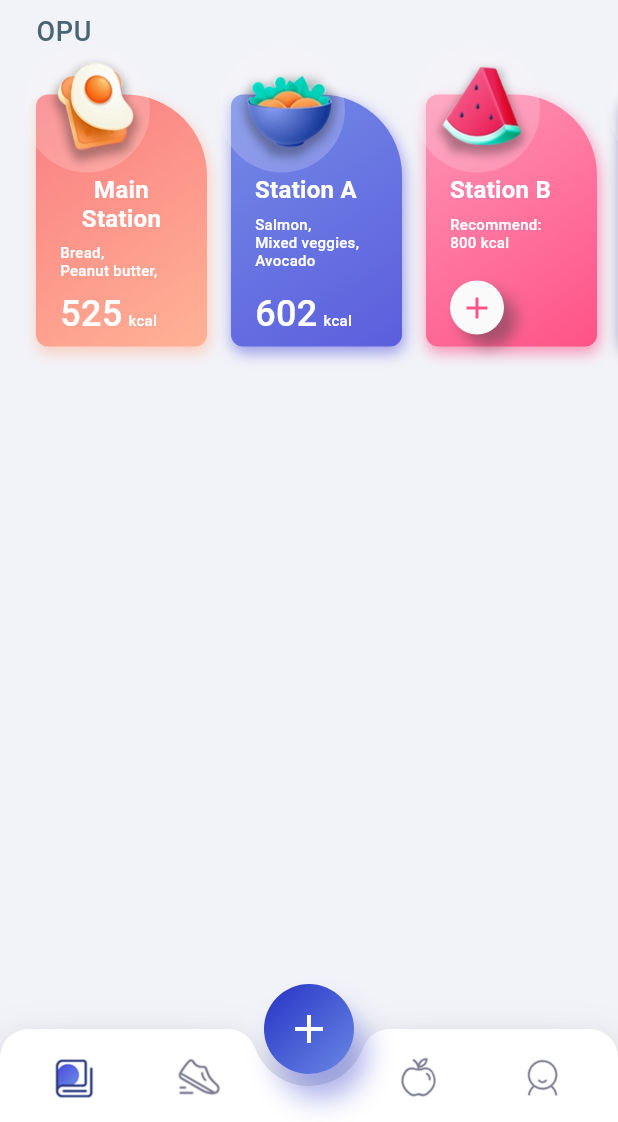
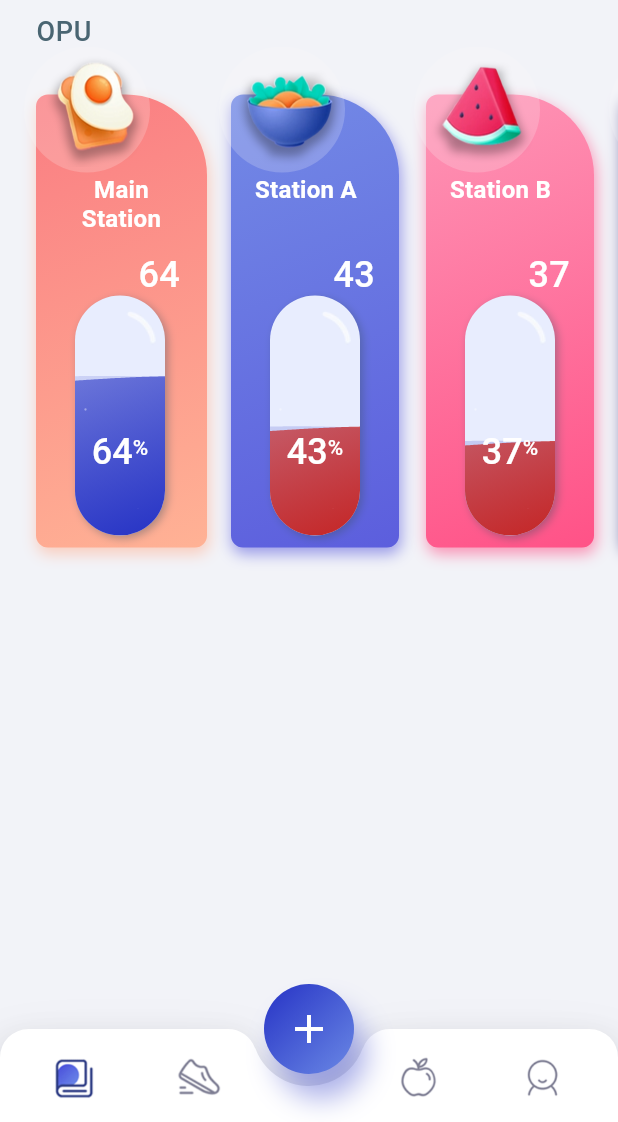
Before and after one commit to amerfathullah/manpower_management, a Flutter app: the screen it shows after launch, on a phone screen of 412 x 824 dp, the part 114-1236 px from its top. Run offline on Flutter 3.47's test engine with Material 2 defaults, Android fonts, the phone set to English and light mode, and no system bars.

Commit message:
Dashboard: update card

```diff
--- a/lib/models/meals_list_data.dart
+++ b/lib/models/meals_list_data.dart
@@ -4,47 +4,53 @@ class MealsListData {
     this.titleTxt = '',
     this.startColor = '',
     this.endColor = '',
-    this.meals,
-    this.kacl = 0,
+    // this.meals,
+    this.total = 0,
+    this.patients = 0,
   });
 
   String imagePath;
   String titleTxt;
   String startColor;
   String endColor;
-  List<String>? meals;
-  int kacl;
+  // List<String>? meals;
+  int total;
+  int patients;
 
   static List<MealsListData> tabIconsList = <MealsListData>[
     MealsListData(
       imagePath: 'assets/fitness_app/breakfast.png',
       titleTxt: 'Main Station',
-      kacl: 525,
-      meals: <String>['Bread,', 'Peanut butter,', 'Apple'],
+      total: 64,
+      patients: 1,
+      // meals: <String>['Bread,', 'Peanut butter,', 'Apple'],
       startColor: '#FA7D82',
       endColor: '#FFB295',
     ),
     MealsListData(
       imagePath: 'assets/fitness_app/lunch.png',
       titleTxt: 'Station A',
-      kacl: 602,
-      meals: <String>['Salmon,', 'Mixed veggies,', 'Avocado'],
+      total: 43,
+      patients: 2,
+      // meals: <String>['Salmon,', 'Mixed veggies,', 'Avocado'],
       startColor: '#738AE6',
       endColor: '#5C5EDD',
     ),
     MealsListData(
       imagePath: 'assets/fitness_app/snack.png',
       titleTxt: 'Station B',
-      kacl: 0,
-      meals: <String>['Recommend:', '800 kcal'],
+      total: 37,
+      patients: 3,
+      // meals: <String>['Recommend:', '800 kcal'],
       startColor: '#FE95B6',
       endColor: '#FF5287',
     ),
     MealsListData(
       imagePath: 'assets/fitness_app/dinner.png',
       titleTxt: 'FTG',
-      kacl: 0,
-      meals: <String>['Recommend:', '703 kcal'],
+      total: 6,
+      patients: 4,
+      // meals: <String>['Recommend:', '703 kcal'],
       startColor: '#6F72CA',
       endColor: '#1E1466',
     ),
--- a/lib/my_diary/meals_list_view.dart
+++ b/lib/my_diary/meals_list_view.dart
@@ -4,6 +4,7 @@ import '../main.dart';
 import 'package:flutter/material.dart';
 
 import '../../main.dart';
+import '../ui_view/wave_view.dart';
 
 class MealsListView extends StatefulWidget {
   const MealsListView(
@@ -51,7 +52,7 @@ class _MealsListViewState extends State<MealsListView>
             transform: Matrix4.translationValues(
                 0.0, 30 * (1.0 - widget.mainScreenAnimation!.value), 0.0),
             child: SizedBox(
-              height: 216,
+              height: 350,
               width: double.infinity,
               child: ListView.builder(
                 padding: const EdgeInsets.only(
@@ -152,35 +153,34 @@ class MealsView extends StatelessWidget {
                                 color: FitnessAppTheme.white,
                               ),
                             ),
-                            Expanded(
+                            const Expanded(
                               child: Padding(
-                                padding:
-                                    const EdgeInsets.only(top: 8, bottom: 8),
-                                child: Row(
-                                  mainAxisAlignment: MainAxisAlignment.start,
-                                  crossAxisAlignment: CrossAxisAlignment.start,
-                                  children: <Widget>[
-                                    Text(
-                                      mealsListData!.meals!.join('\n'),
-                                      style: const TextStyle(
-                                        fontFamily: FitnessAppTheme.fontName,
-                                        fontWeight: FontWeight.w500,
-                                        fontSize: 10,
-                                        letterSpacing: 0.2,
-                                        color: FitnessAppTheme.white,
-                                      ),
-                                    ),
-                                  ],
-                                ),
+                                padding: EdgeInsets.only(top: 8, bottom: 8),
+                                // child: Row(
+                                //   mainAxisAlignment: MainAxisAlignment.start,
+                                //   crossAxisAlignment: CrossAxisAlignment.start,
+                                //   children: <Widget>[
+                                //     // Text(
+                                //     //   mealsListData!.meals!.join('\n'),
+                                //     //   style: const TextStyle(
+                                //     //     fontFamily: FitnessAppTheme.fontName,
+                                //     //     fontWeight: FontWeight.w500,
+                                //     //     fontSize: 10,
+                                //     //     letterSpacing: 0.2,
+                                //     //     color: FitnessAppTheme.white,
+                                //     //   ),
+                                //     // ),
+                                //   ],
+                                // ),
                               ),
                             ),
-                            mealsListData?.kacl != 0
-                                ? Row(
+                            mealsListData?.total != 0
+                                ? Column(
                                     mainAxisAlignment: MainAxisAlignment.start,
                                     crossAxisAlignment: CrossAxisAlignment.end,
                                     children: <Widget>[
                                       Text(
-                                        mealsListData!.kacl.toString(),
+                                        mealsListData!.total.toString(),
                                         textAlign: TextAlign.center,
                                         style: const TextStyle(
                                           fontFamily: FitnessAppTheme.fontName,
@@ -190,21 +190,55 @@ class MealsView extends StatelessWidget {
                                           color: FitnessAppTheme.white,
                                         ),
                                       ),
-                                      const Padding(
-                                        padding:
-                                            EdgeInsets.only(left: 4, bottom: 3),
-                                        child: Text(
-                                          'kcal',
-                                          style: TextStyle(
-                                            fontFamily:
-                                                FitnessAppTheme.fontName,
-                                            fontWeight: FontWeight.w500,
-                                            fontSize: 10,
-                                            letterSpacing: 0.2,
-                                            color: FitnessAppTheme.white,
+                                      // const Padding(
+                                      //   padding:
+                                      //       EdgeInsets.only(left: 4, bottom: 3),
+                                      //   child: Text(
+                                      //     'kcal',
+                                      //     style: TextStyle(
+                                      //       fontFamily:
+                                      //           FitnessAppTheme.fontName,
+                                      //       fontWeight: FontWeight.w500,
+                                      //       fontSize: 10,
+                                      //       letterSpacing: 0.2,
+                                      //       color: FitnessAppTheme.white,
+                                      //     ),
+                                      //   ),
+                                      // ),
+                                      Padding(
+                                        padding: const EdgeInsets.symmetric(
+                                            horizontal: 10),
+                                        child: Container(
+                                          width: 60,
+                                          height: 160,
+                                          decoration: BoxDecoration(
+                                            color: HexColor('#E8EDFE'),
+                                            borderRadius:
+                                                const BorderRadius.only(
+                                                    topLeft:
+                                                        Radius.circular(80.0),
+                                                    bottomLeft:
+                                                        Radius.circular(80.0),
+                                                    bottomRight:
+                                                        Radius.circular(80.0),
+                                                    topRight:
+                                                        Radius.circular(80.0)),
+                                            boxShadow: <BoxShadow>[
+                                              BoxShadow(
+                                                  color: FitnessAppTheme.grey
+                                                      .withOpacity(0.4),
+                                                  offset: const Offset(2, 2),
+                                                  blurRadius: 4),
+                                            ],
+                                          ),
+                                          child: WaveView(
+                                            percentageValue: mealsListData
+                                                    ?.total
+                                                    .toDouble() ??
+                                                0,
                                           ),
                                         ),
-                                      ),
+                                      )
                                     ],
                                   )
                                 : Container(
--- a/lib/ui_view/wave_view.dart
+++ b/lib/ui_view/wave_view.dart
@@ -108,10 +108,20 @@ class _WaveViewState extends State<WaveView> with TickerProviderStateMixin {
               child: Container(
                 decoration: BoxDecoration(
                   color: FitnessAppTheme.nearlyDarkBlue,
-                  gradient: LinearGradient(
+                  gradient: widget.percentageValue.round() >= 50
+                      ? LinearGradient(
                           colors: [
                             FitnessAppTheme.nearlyDarkBlue.withOpacity(0.4),
                             FitnessAppTheme.nearlyDarkBlue
+                          ],
+                          begin: Alignment.topLeft,
+                          end: Alignment.bottomRight,
+                        )
+                      : LinearGradient(
+                          colors: [
+                            const Color.fromARGB(255, 197, 38, 38)
+                                .withOpacity(0.4),
+                            const Color.fromARGB(255, 197, 38, 38)
                           ],
                           begin: Alignment.topLeft,
                           end: Alignment.bottomRight,
```
Lines whose indentation alone changed are shown as unchanged.
